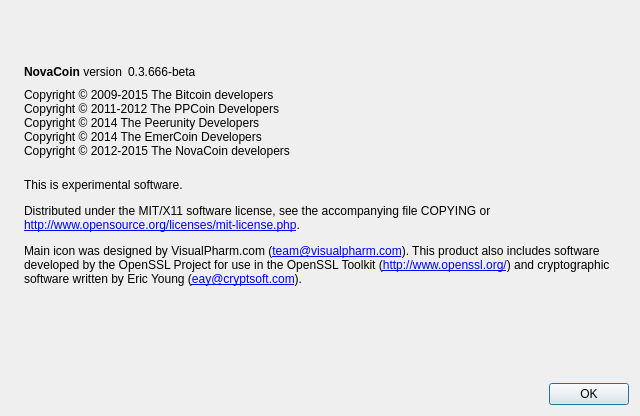
Above: src/qt/forms/aboutdialog.ui from xpjp/XPCoin before the change. Below: the same form after it.
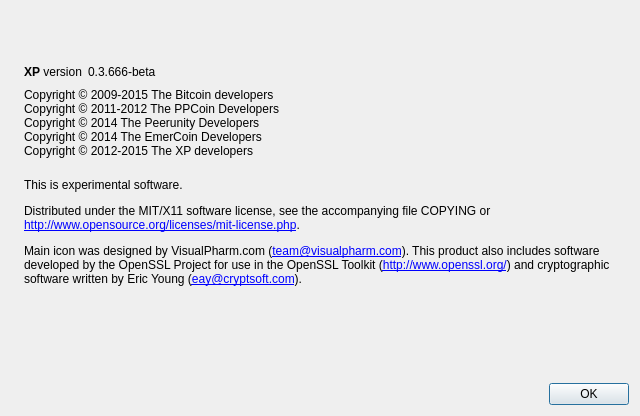
That is the form after the change. Icons and pictures are not drawn.

Diff of the .ui file:
```diff
--- a/src/qt/forms/aboutdialog.ui
+++ b/src/qt/forms/aboutdialog.ui
@@ -53,7 +53,7 @@
           <cursorShape>IBeamCursor</cursorShape>
          </property>
          <property name="text">
-          <string>&lt;b&gt;NovaCoin&lt;/b&gt; version</string>
+          <string>&lt;b&gt;XP&lt;/b&gt; version</string>
          </property>
          <property name="textInteractionFlags">
           <set>Qt::LinksAccessibleByMouse|Qt::TextSelectableByKeyboard|Qt::TextSelectableByMouse</set>
@@ -98,7 +98,7 @@
 Copyright © 2011-2012 The PPCoin Developers
 Copyright © 2014 The Peerunity Developers
 Copyright © 2014 The EmerCoin Developers
-Copyright © 2012-2015 The NovaCoin developers</string>
+Copyright © 2012-2015 The XP developers</string>
        </property>
        <property name="textInteractionFlags">
         <set>Qt::LinksAccessibleByMouse|Qt::TextSelectableByKeyboard|Qt::TextSelectableByMouse</set>
```
Left out of the diff: 4 changed lines with no effect on the pictures.
